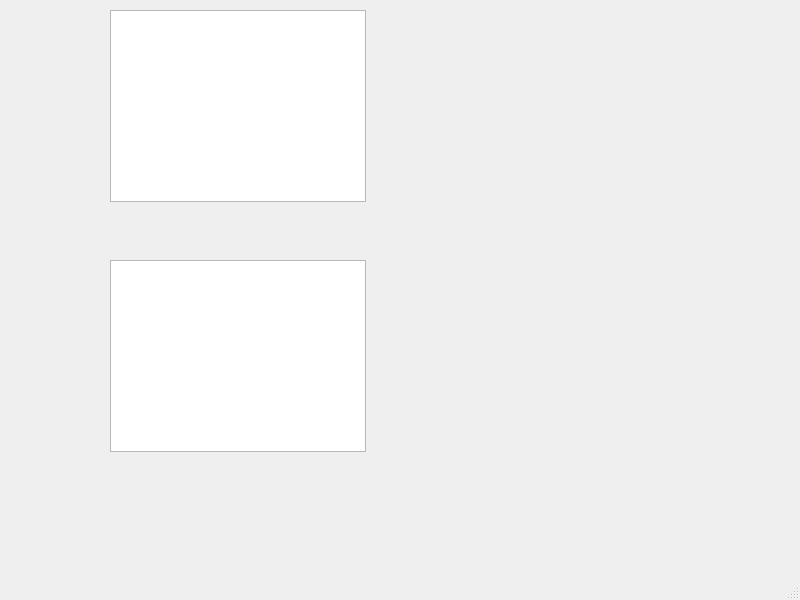
Qt form app/datagui.ui (eljotero/Cyfrowe_Przetwarzanie_Sygnalu) before a commit.
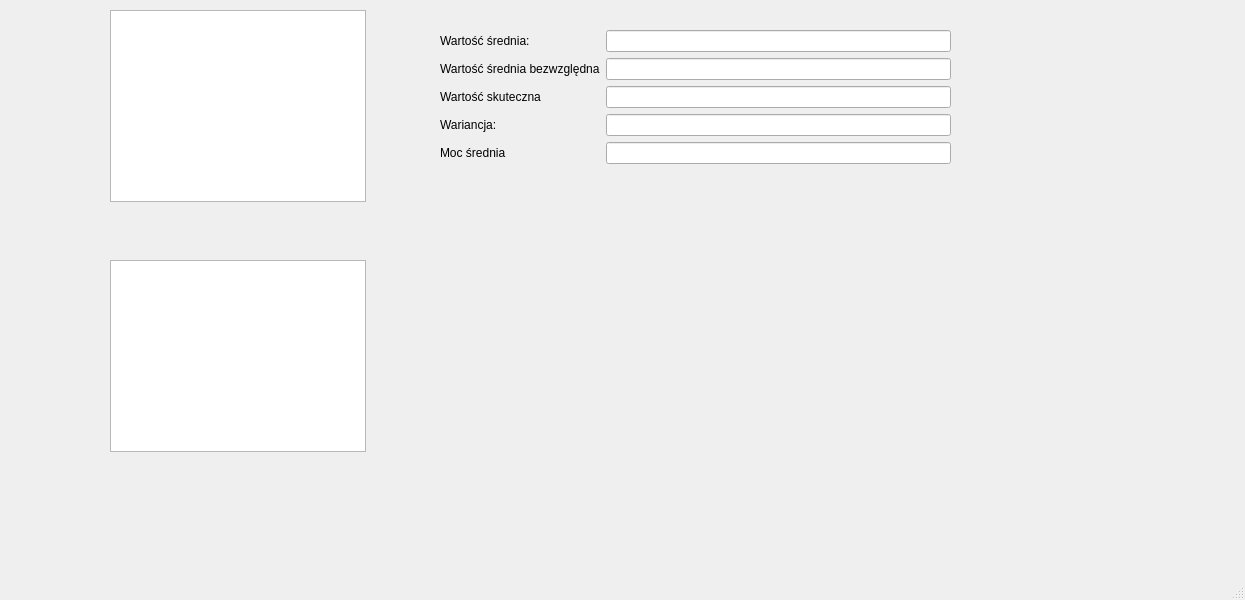
The same form after that commit.

```diff
--- a/app/datagui.ui
+++ b/app/datagui.ui
@@ -6,7 +6,7 @@
    <rect>
     <x>0</x>
     <y>0</y>
-    <width>800</width>
+    <width>1245</width>
     <height>600</height>
    </rect>
   </property>
@@ -34,6 +34,68 @@
      </rect>
     </property>
    </widget>
+   <widget class="QWidget" name="formLayoutWidget">
+    <property name="geometry">
+     <rect>
+      <x>440</x>
+      <y>30</y>
+      <width>511</width>
+      <height>141</height>
+     </rect>
+    </property>
+    <layout class="QFormLayout" name="formLayout">
+     <item row="0" column="0">
+      <widget class="QLabel" name="label">
+       <property name="text">
+        <string>Wartość średnia: </string>
+       </property>
+      </widget>
+     </item>
+     <item row="0" column="1">
+      <widget class="QLineEdit" name="avg_val_line_edit"/>
+     </item>
+     <item row="2" column="0">
+      <widget class="QLabel" name="label_2">
+       <property name="text">
+        <string>Wartość średnia bezwzględna</string>
+       </property>
+      </widget>
+     </item>
+     <item row="2" column="1">
+      <widget class="QLineEdit" name="avg_abs_value_line_edit"/>
+     </item>
+     <item row="3" column="0">
+      <widget class="QLabel" name="label_3">
+       <property name="text">
+        <string>Wartość skuteczna</string>
+       </property>
+      </widget>
+     </item>
+     <item row="3" column="1">
+      <widget class="QLineEdit" name="eff_val_line_edit"/>
+     </item>
+     <item row="4" column="0">
+      <widget class="QLabel" name="label_4">
+       <property name="text">
+        <string>Wariancja:</string>
+       </property>
+      </widget>
+     </item>
+     <item row="4" column="1">
+      <widget class="QLineEdit" name="var_value_line_edit"/>
+     </item>
+     <item row="5" column="0">
+      <widget class="QLabel" name="label_5">
+       <property name="text">
+        <string>Moc średnia</string>
+       </property>
+      </widget>
+     </item>
+     <item row="5" column="1">
+      <widget class="QLineEdit" name="avg_power_line_edit"/>
+     </item>
+    </layout>
+   </widget>
   </widget>
   <widget class="QMenuBar" name="menubar">
    <property name="geometry">
```
Left out of the diff: 2 changed lines with no effect on the pictures.
